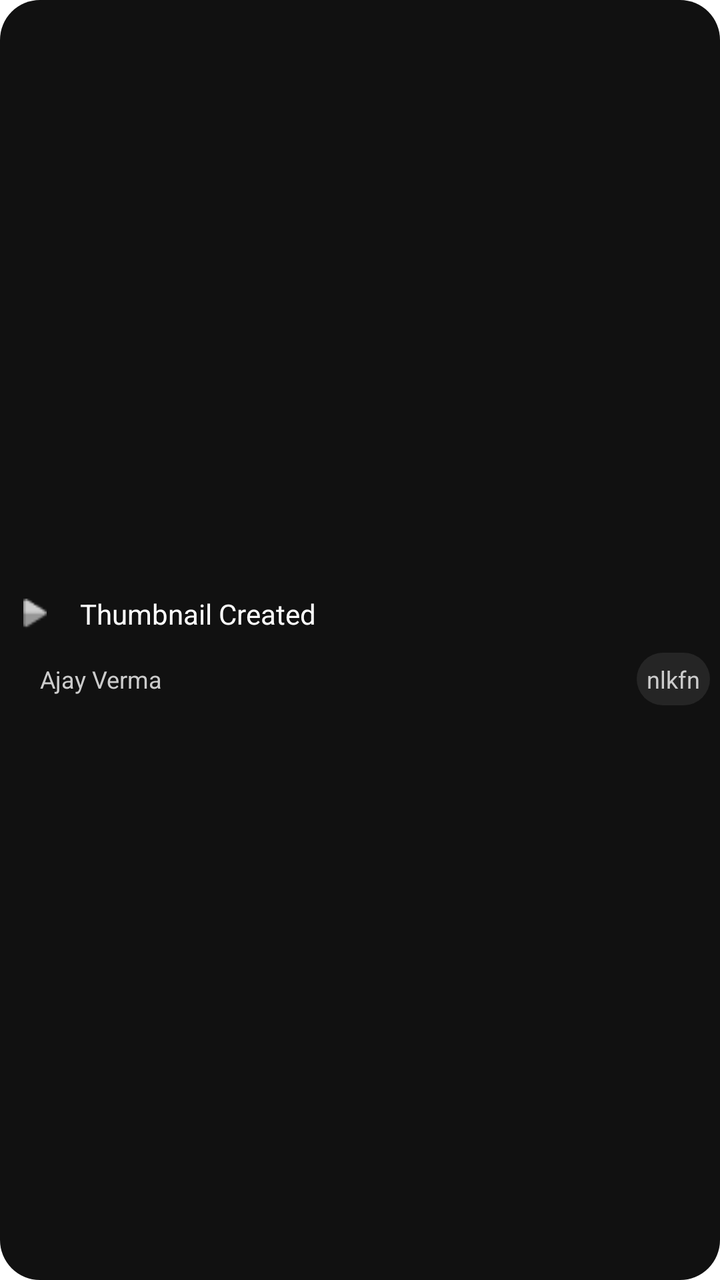
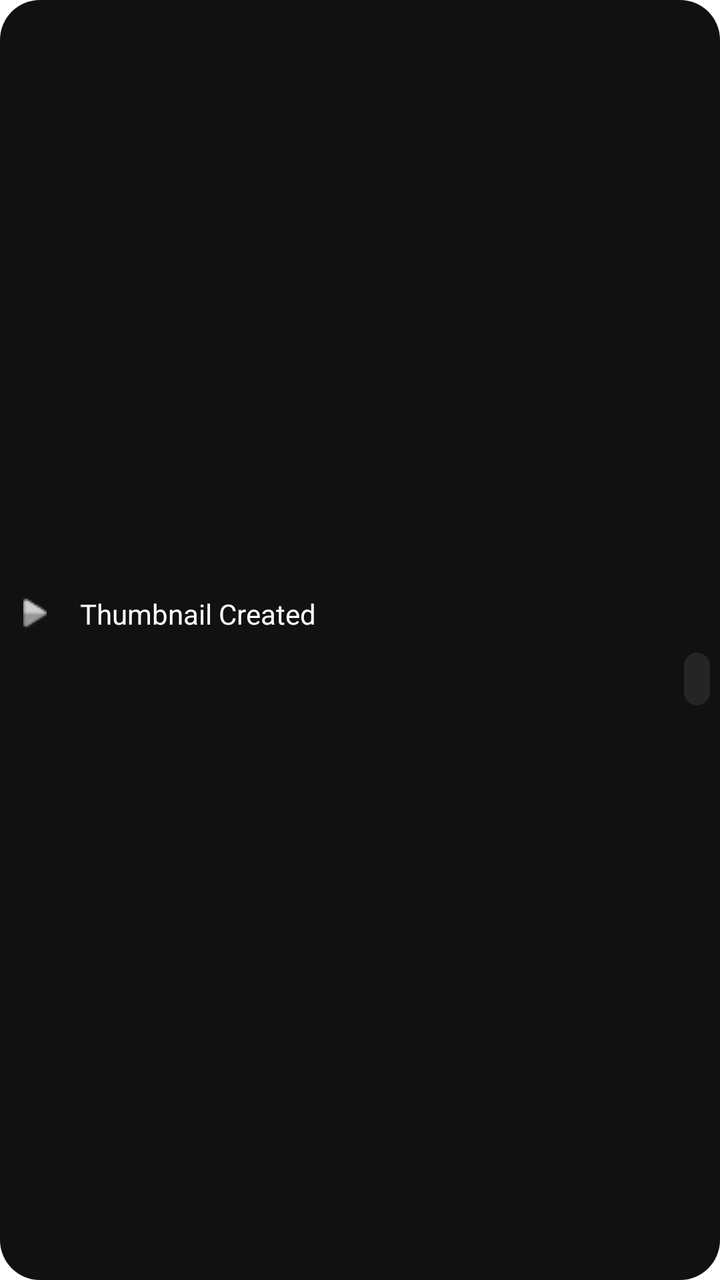

The first picture is an Android layout as it rendered before a commit; the second is the same layout after the commit. The layout source and the unified diff follow.
<!-- AndroidManifest.xml: application theme AppTheme -->
<!-- res/layout/view_story.xml -->
<?xml version="1.0" encoding="utf-8"?>
<layout xmlns:android="http://schemas.android.com/apk/res/android">

<LinearLayout
    android:id="@+id/layout"
    android:layout_width="match_parent"
    android:layout_height="wrap_content"
    android:background="@drawable/grey_bg_rounded"
    android:clickable="true"
    android:orientation="vertical"
    android:gravity="center"
    android:padding="@dimen/_5dp">
    <LinearLayout
        android:layout_width="match_parent"
        android:orientation="horizontal"
        android:gravity="center"
        android:layout_height="wrap_content">

        <ImageView
            android:id="@+id/image"
            android:layout_width="15dp"
            android:layout_height="15dp"
            android:layout_margin="@dimen/_5dp"
            android:src="@drawable/story_img" />
        <TextView
            android:id="@+id/storyDescription"
            android:layout_width="match_parent"
            android:layout_height="wrap_content"
            android:layout_margin="@dimen/_5dp"
            android:padding="@dimen/_5dp"
            android:text="Thumbnail Created"
            android:textColor="@color/white" />

    </LinearLayout>


    <RelativeLayout
        android:layout_width="match_parent"
        android:layout_height="wrap_content"
        android:paddingStart="@dimen/_10dp"
        android:orientation="horizontal">
        <TextView
            android:id="@+id/name"
            android:layout_width="wrap_content"
            android:layout_height="wrap_content"
            android:text="Ajay Verma"
            android:layout_alignParentStart="true"
            android:padding="5dp"
            android:textColor="@color/greyforText"
            android:textSize="12dp"/>
        <TextView
            android:id="@+id/Date"
            android:layout_width="wrap_content"
            android:layout_height="wrap_content"
            android:text="nlkfn"
            android:padding="@dimen/_5dp"
            android:layout_alignParentEnd="true"
            android:background="@drawable/light_grey_bg"
            android:textColor="@color/greyforText"
            android:textSize="12dp"/>

    </RelativeLayout>
</LinearLayout>
</layout>
<!-- resources referenced by this layout -->
<resources>
  <color name="greyforText">#CCCCCC</color>
  <color name="white">#FFFFFF</color>
  <dimen name="_10dp">10dp</dimen>
  <dimen name="_5dp">5dp</dimen>
  <!-- drawable grey_bg_rounded (drawable) -->
  <?xml version="1.0" encoding="utf-8"?>
  <shape xmlns:android="http://schemas.android.com/apk/res/android"
      android:shape="rectangle">
  <solid android:color="@color/greyBackground"/>
      <corners android:radius="@dimen/_20dp"/>
  </shape>
  <!-- drawable light_grey_bg (drawable) -->
  <?xml version="1.0" encoding="utf-8"?>
  <shape xmlns:android="http://schemas.android.com/apk/res/android"
      android:shape="rectangle">
      <solid android:color="@color/lightGreycolor"/>
      <corners android:radius="@dimen/_20dp"/>
  </shape>
  <!-- drawable story_img: png bitmap (drawable-v24, 312 bytes) -->
  <style name="AppTheme" parent="Theme.MaterialComponents.Light.NoActionBar">
          <item name="colorPrimaryDark">@color/black</item>
          <item name="colorSurface">@color/white</item>
      </style>
  <color name="greyBackground">#111111</color>
  <dimen name="_20dp">20dp</dimen>
  <color name="lightGreycolor">#252525</color>
  <color name="black">#FF000000</color>
</resources>

<!-- the commit's change to res/layout/view_story.xml (unified diff, before → after) -->
@@ -43,7 +43,7 @@
             android:id="@+id/name"
             android:layout_width="wrap_content"
             android:layout_height="wrap_content"
-            android:text="Ajay Verma"
+            android:text="  "
             android:layout_alignParentStart="true"
             android:padding="5dp"
             android:textColor="@color/greyforText"
@@ -52,7 +52,7 @@
             android:id="@+id/Date"
             android:layout_width="wrap_content"
             android:layout_height="wrap_content"
-            android:text="nlkfn"
+            android:text=" "
             android:padding="@dimen/_5dp"
             android:layout_alignParentEnd="true"
             android:background="@drawable/light_grey_bg"
